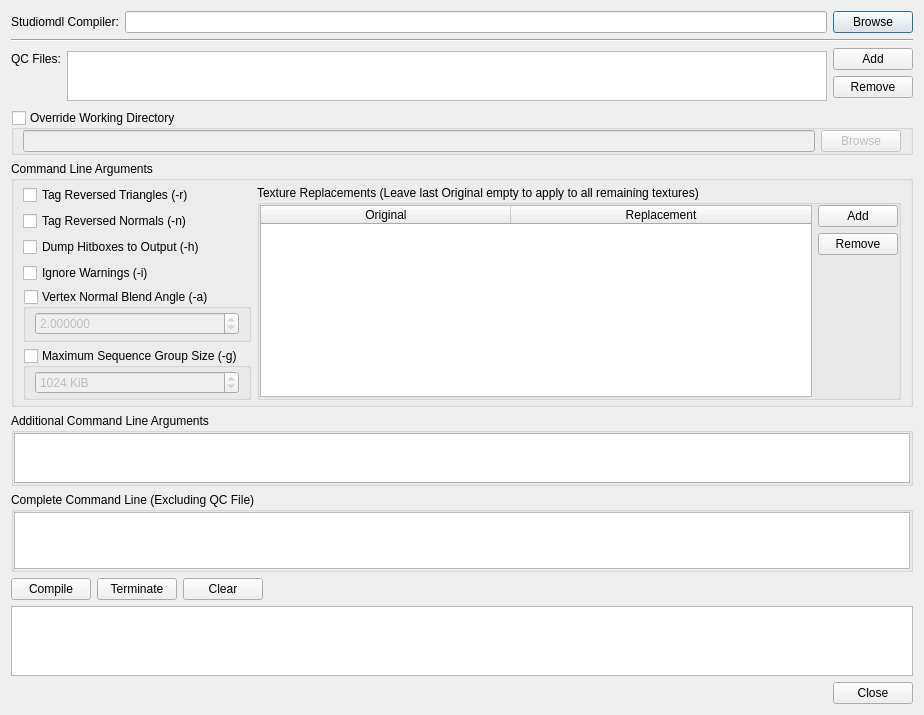
First picture: the form in src/tools/hlmv/ui/assets/studiomodel/compiler/StudioModelCompilerFrontEnd.ui, repository SamVanheer/HalfLifeAssetManager, before the edit.
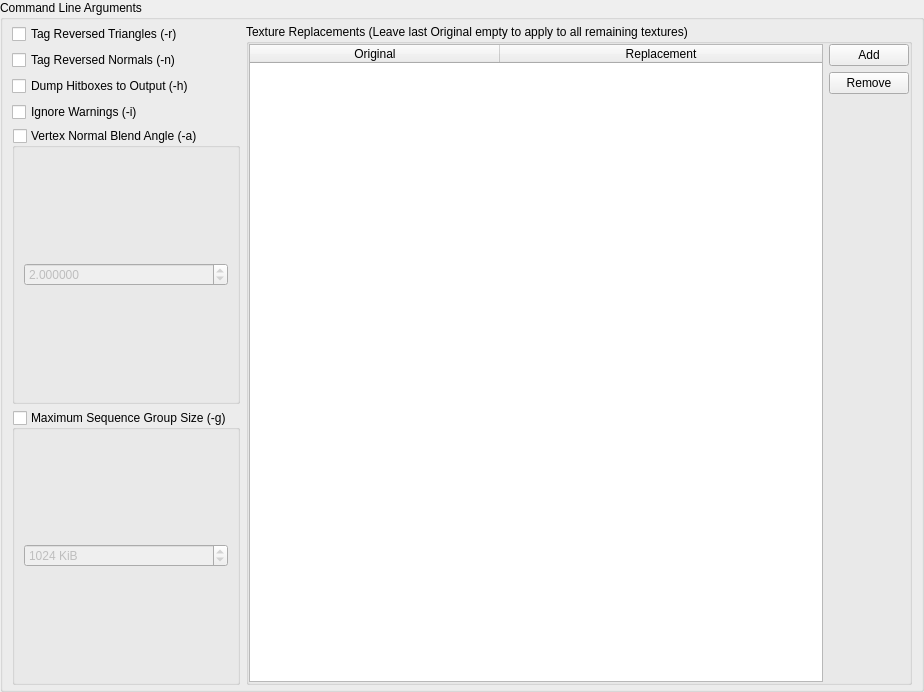
Second picture: the form after the edit.

Commit message: Refactor command line UI to make it reusable

```diff
--- a/src/tools/hlmv/ui/assets/studiomodel/compiler/StudioModelCompilerFrontEnd.ui
+++ b/src/tools/hlmv/ui/assets/studiomodel/compiler/StudioModelCompilerFrontEnd.ui
@@ -1,7 +1,7 @@
 <?xml version="1.0" encoding="UTF-8"?>
 <ui version="4.0">
  <class>ui::assets::studiomodel::StudioModelCompilerFrontEnd</class>
- <widget class="QDialog" name="ui::assets::studiomodel::StudioModelCompilerFrontEnd">
+ <widget class="QWidget" name="ui::assets::studiomodel::StudioModelCompilerFrontEnd">
   <property name="geometry">
    <rect>
     <x>0</x>
@@ -14,9 +14,6 @@
    <string>Compile Model</string>
   </property>
   <layout class="QVBoxLayout" name="verticalLayout_2">
-   <item>
-    <widget class="QWidget" name="CompilerPathWidget" native="true">
-     <layout class="QHBoxLayout" name="horizontalLayout_4">
       <property name="leftMargin">
        <number>0</number>
       </property>
@@ -29,157 +26,6 @@
       <property name="bottomMargin">
        <number>0</number>
       </property>
-      <item>
-       <widget class="QLabel" name="label">
-        <property name="sizePolicy">
-         <sizepolicy hsizetype="Fixed" vsizetype="Preferred">
-          <horstretch>0</horstretch>
-          <verstretch>0</verstretch>
-         </sizepolicy>
-        </property>
-        <property name="text">
-         <string>Studiomdl Compiler:</string>
-        </property>
-       </widget>
-      </item>
-      <item>
-       <widget class="QLineEdit" name="Compiler"/>
-      </item>
-      <item>
-       <widget class="QPushButton" name="BrowseCompiler">
-        <property name="text">
-         <string>Browse</string>
-        </property>
-       </widget>
-      </item>
-     </layout>
-    </widget>
-   </item>
-   <item>
-    <widget class="Line" name="line">
-     <property name="orientation">
-      <enum>Qt::Horizontal</enum>
-     </property>
-    </widget>
-   </item>
-   <item>
-    <widget class="QWidget" name="CompileSettingsWidget" native="true">
-     <layout class="QVBoxLayout" name="verticalLayout">
-      <property name="leftMargin">
-       <number>0</number>
-      </property>
-      <property name="topMargin">
-       <number>0</number>
-      </property>
-      <property name="rightMargin">
-       <number>0</number>
-      </property>
-      <property name="bottomMargin">
-       <number>0</number>
-      </property>
-      <item>
-       <layout class="QGridLayout" name="gridLayout_3">
-        <property name="sizeConstraint">
-         <enum>QLayout::SetDefaultConstraint</enum>
-        </property>
-        <property name="bottomMargin">
-         <number>0</number>
-        </property>
-        <item row="0" column="0">
-         <widget class="QLabel" name="label_2">
-          <property name="text">
-           <string>QC Files:</string>
-          </property>
-         </widget>
-        </item>
-        <item row="0" column="2">
-         <widget class="QPushButton" name="AddQCFile">
-          <property name="text">
-           <string>Add</string>
-          </property>
-         </widget>
-        </item>
-        <item row="1" column="2">
-         <widget class="QPushButton" name="RemoveQCFile">
-          <property name="text">
-           <string>Remove</string>
-          </property>
-         </widget>
-        </item>
-        <item row="2" column="2">
-         <spacer name="verticalSpacer">
-          <property name="orientation">
-           <enum>Qt::Vertical</enum>
-          </property>
-          <property name="sizeType">
-           <enum>QSizePolicy::Minimum</enum>
-          </property>
-          <property name="sizeHint" stdset="0">
-           <size>
-            <width>20</width>
-            <height>0</height>
-           </size>
-          </property>
-         </spacer>
-        </item>
-        <item row="0" column="1" rowspan="3">
-         <widget class="QListWidget" name="QCFiles">
-          <property name="sizePolicy">
-           <sizepolicy hsizetype="Expanding" vsizetype="Minimum">
-            <horstretch>0</horstretch>
-            <verstretch>0</verstretch>
-           </sizepolicy>
-          </property>
-          <property name="minimumSize">
-           <size>
-            <width>0</width>
-            <height>0</height>
-           </size>
-          </property>
-          <property name="maximumSize">
-           <size>
-            <width>16777215</width>
-            <height>50</height>
-           </size>
-          </property>
-         </widget>
-        </item>
-       </layout>
-      </item>
-      <item>
-       <widget class="QGroupBox" name="OverrideWorkingDirectory">
-        <property name="title">
-         <string>Override Working Directory</string>
-        </property>
-        <property name="flat">
-         <bool>true</bool>
-        </property>
-        <property name="checkable">
-         <bool>true</bool>
-        </property>
-        <property name="checked">
-         <bool>false</bool>
-        </property>
-        <layout class="QHBoxLayout" name="horizontalLayout">
-         <property name="topMargin">
-          <number>0</number>
-         </property>
-         <property name="bottomMargin">
-          <number>0</number>
-         </property>
-         <item>
-          <widget class="QLineEdit" name="WorkingDirectory"/>
-         </item>
-         <item>
-          <widget class="QPushButton" name="BrowseWorkingDirectory">
-           <property name="text">
-            <string>Browse</string>
-           </property>
-          </widget>
-         </item>
-        </layout>
-       </widget>
-      </item>
       <item>
        <widget class="QGroupBox" name="groupBox_2">
         <property name="title">
@@ -380,177 +226,6 @@
         </layout>
        </widget>
       </item>
-      <item>
-       <widget class="QGroupBox" name="groupBox_4">
-        <property name="title">
-         <string>Additional Command Line Arguments</string>
-        </property>
-        <property name="flat">
-         <bool>true</bool>
-        </property>
-        <layout class="QGridLayout" name="gridLayout_5">
-         <property name="leftMargin">
-          <number>0</number>
-         </property>
-         <property name="topMargin">
-          <number>0</number>
-         </property>
-         <property name="rightMargin">
-          <number>0</number>
-         </property>
-         <property name="bottomMargin">
-          <number>0</number>
-         </property>
-         <item row="0" column="0">
-          <widget class="QPlainTextEdit" name="AdditionalCommandLineArguments">
-           <property name="sizePolicy">
-            <sizepolicy hsizetype="Expanding" vsizetype="Fixed">
-             <horstretch>0</horstretch>
-             <verstretch>0</verstretch>
-            </sizepolicy>
-           </property>
-           <property name="minimumSize">
-            <size>
-             <width>0</width>
-             <height>50</height>
-            </size>
-           </property>
-           <property name="maximumSize">
-            <size>
-             <width>16777215</width>
-             <height>50</height>
-            </size>
-           </property>
-          </widget>
-         </item>
-        </layout>
-       </widget>
-      </item>
-      <item>
-       <widget class="QGroupBox" name="groupBox">
-        <property name="sizePolicy">
-         <sizepolicy hsizetype="Preferred" vsizetype="Fixed">
-          <horstretch>0</horstretch>
-          <verstretch>0</verstretch>
-         </sizepolicy>
-        </property>
-        <property name="minimumSize">
-         <size>
-          <width>0</width>
-          <height>80</height>
-         </size>
-        </property>
-        <property name="maximumSize">
-         <size>
-          <width>16777215</width>
-          <height>80</height>
-         </size>
-        </property>
-        <property name="title">
-         <string>Complete Command Line (Excluding QC File)</string>
-        </property>
-        <property name="flat">
-         <bool>true</bool>
-        </property>
-        <layout class="QHBoxLayout" name="horizontalLayout_7">
-         <property name="leftMargin">
-          <number>0</number>
-         </property>
-         <property name="topMargin">
-          <number>0</number>
-         </property>
-         <property name="rightMargin">
-          <number>0</number>
-         </property>
-         <property name="bottomMargin">
-          <number>0</number>
-         </property>
-         <item>
-          <widget class="QPlainTextEdit" name="CompleteCommandLine">
-           <property name="readOnly">
-            <bool>true</bool>
-           </property>
-          </widget>
-         </item>
-        </layout>
-       </widget>
-      </item>
-     </layout>
-    </widget>
-   </item>
-   <item>
-    <widget class="QWidget" name="CompileOutputWidget" native="true">
-     <layout class="QVBoxLayout" name="verticalLayout_3">
-      <property name="leftMargin">
-       <number>0</number>
-      </property>
-      <property name="topMargin">
-       <number>0</number>
-      </property>
-      <property name="rightMargin">
-       <number>0</number>
-      </property>
-      <property name="bottomMargin">
-       <number>0</number>
-      </property>
-      <item>
-       <layout class="QHBoxLayout" name="horizontalLayout_2">
-        <property name="bottomMargin">
-         <number>0</number>
-        </property>
-        <item>
-         <widget class="QPushButton" name="Compile">
-          <property name="text">
-           <string>Compile</string>
-          </property>
-         </widget>
-        </item>
-        <item>
-         <widget class="QPushButton" name="Terminate">
-          <property name="text">
-           <string>Terminate</string>
-          </property>
-         </widget>
-        </item>
-        <item>
-         <widget class="QPushButton" name="Clear">
-          <property name="text">
-           <string>Clear</string>
-          </property>
-         </widget>
-        </item>
-        <item>
-         <spacer name="horizontalSpacer">
-          <property name="orientation">
-           <enum>Qt::Horizontal</enum>
-          </property>
-          <property name="sizeHint" stdset="0">
-           <size>
-            <width>0</width>
-            <height>20</height>
-           </size>
-          </property>
-         </spacer>
-        </item>
-       </layout>
-      </item>
-      <item>
-       <widget class="QTextEdit" name="Output">
-        <property name="readOnly">
-         <bool>true</bool>
-        </property>
-       </widget>
-      </item>
-     </layout>
-    </widget>
-   </item>
-   <item>
-    <widget class="QDialogButtonBox" name="DialogButtons">
-     <property name="standardButtons">
-      <set>QDialogButtonBox::Close</set>
-     </property>
-    </widget>
-   </item>
   </layout>
  </widget>
  <resources/>
```
Left out of the diff: 35 changed lines with no effect on the pictures. Lines whose indentation alone changed are shown as unchanged. The commit also changes 6 other files.
